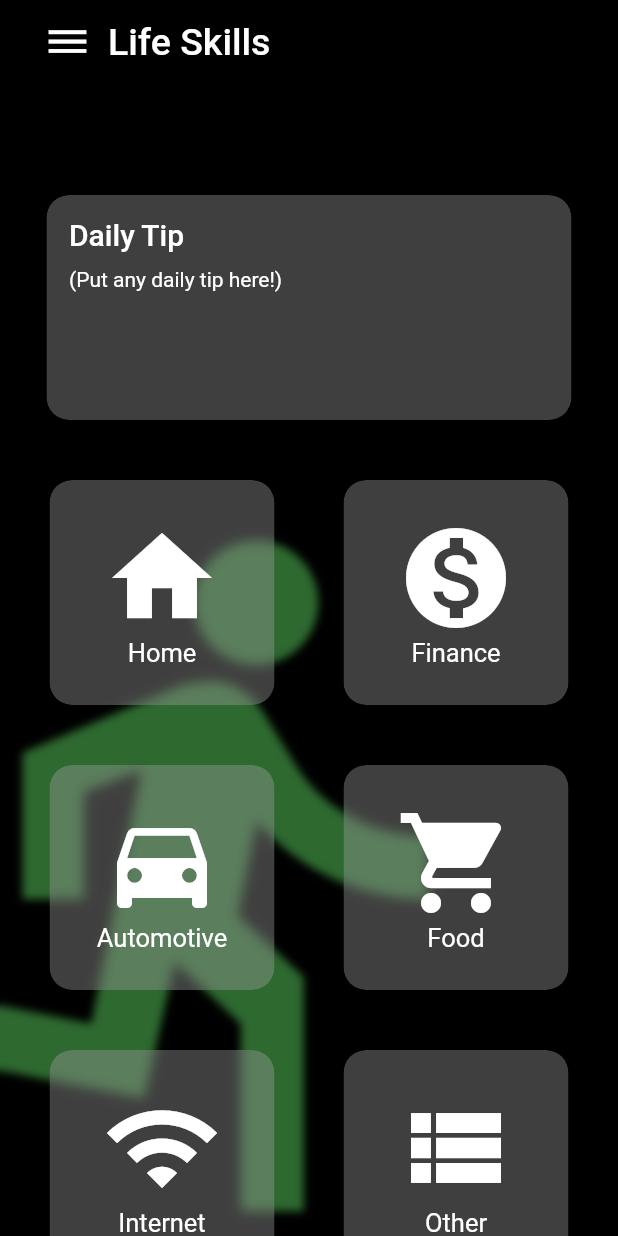
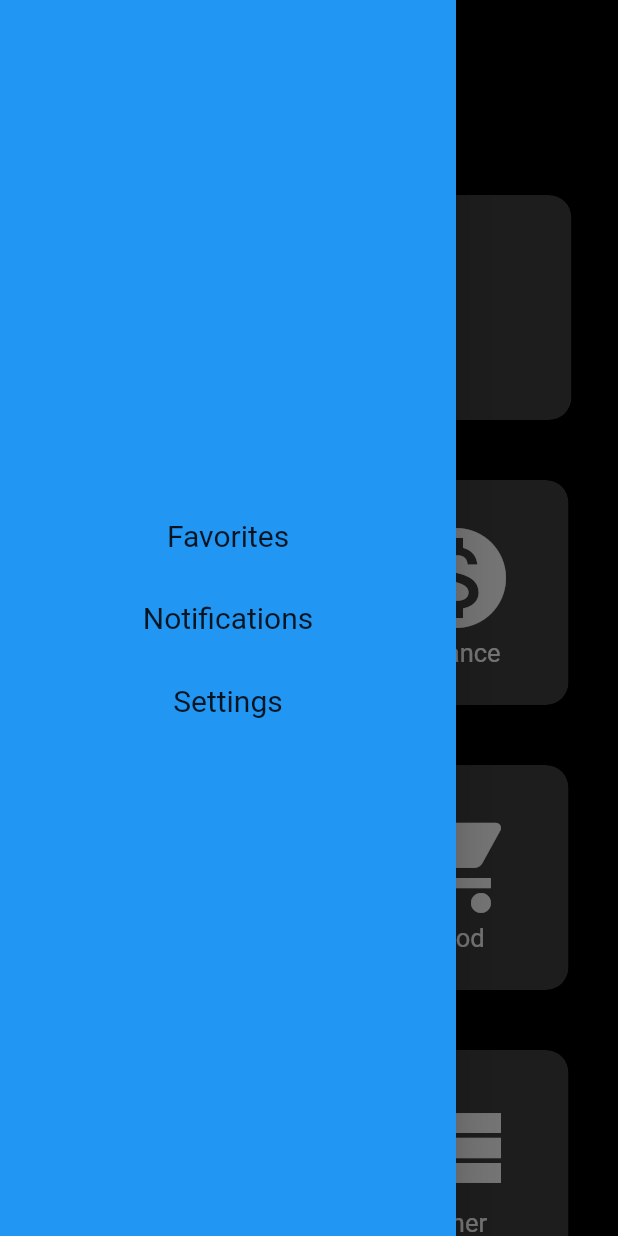
Before and after one commit to Peyton232/angelhacks, a Flutter app: the screen it shows after launch, with the side drawer open (before the commit the screen has no drawer), on a phone screen of 412 x 824 dp. Run offline on Flutter 3.47's test engine with Material 2 defaults, Android fonts, the phone set to English and light mode, and no system bars; our stand-ins replace image_picker, youtube_player_flutter; missing offline and left inert: flutter_email_sender.

Commit message:
Added Hamburger menu

```diff
--- a/lib/pages/WelcomePage.dart
+++ b/lib/pages/WelcomePage.dart
@@ -16,9 +16,55 @@ class WelcomePage extends StatelessWidget {
   Widget build(BuildContext context) {
     return Scaffold(
       extendBodyBehindAppBar: true,
+      drawer: Theme(
+                data: Theme.of(context).copyWith(
+              canvasColor: Colors.blue,
+            ),
+          child: Drawer(
+        child: new Column(
+          mainAxisAlignment: MainAxisAlignment.center,
+          children: <Widget>[
+            new Container (
+              color: Colors.blue,
+              child: new Column(
+                  children: <Widget>[
+                    Center(
+                      child: GestureDetector(
+                        onTap: () {print("Favorites print");},
+                        child: Container(
+                          padding: EdgeInsets.all(16),
+                          child: Text("Favorites", style: TextStyle(fontSize: 20),),
+                        ),
+                      ),
+                    ),
+                    Center(
+                      child: GestureDetector(
+                        onTap: () {print("Notifications Print");},
+                        child: Container(
+                          padding: EdgeInsets.all(16),
+                          child: Text("Notifications", style: TextStyle(fontSize: 20),),
+                        ),
+                      ),
+                    ),
+                    Center(
+                      child: GestureDetector(
+                        onTap: () {print("Settings print");},
+                        child: Container(
+                          padding: EdgeInsets.all(16),
+                          child: Text("Settings", style: TextStyle(fontSize: 20),),
+                        ),
+                      ),
+                    ),
+                  ]
+              ),
+            )
+          ],
+        ),
+      ),
+      ),
       appBar: AppBar(
         elevation: 0.0,
-        leading: Padding(
+        /*leading: Padding(
           padding: EdgeInsets.only(
             left: 30.0,
           ),
@@ -26,20 +72,15 @@ class WelcomePage extends StatelessWidget {
             onTap: () {
               print("Settings has been tapped");
             },
-            child: Icon(
-              //TODO: Make into a button
-              Icons.dehaze,
-              color: Colors.white,
-              size: 30.0,
-            ),
           ),
-        ),
+        ),*/
         backgroundColor: Colors.transparent,
         title: Text(
           "Life Skills",
           style: kAppBarTextStyle,
         ),
       ),
+
       backgroundColor: Colors.black,
       body: Stack(
         children: <Widget>[
```
